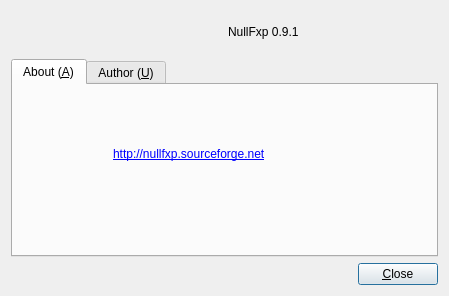
Qt form src/aboutnullfxp.ui (kitech/nullfxp) before a commit.
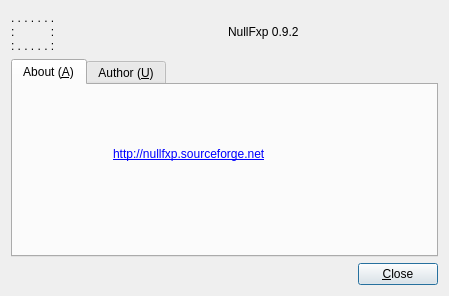
The same form after that commit.

Patch:
```diff
--- a/src/aboutnullfxp.ui
+++ b/src/aboutnullfxp.ui
@@ -18,16 +18,16 @@
      <item>
       <widget class="QLabel" name="label" >
        <property name="text" >
-        <string>
-
-</string>
+        <string>. . . . . . . 
+:           :
+: . . . . . : </string>
        </property>
       </widget>
      </item>
      <item>
       <widget class="QLabel" name="label_2" >
        <property name="text" >
-        <string>NullFxp 0.9.1</string>
+        <string>NullFxp 0.9.2</string>
        </property>
       </widget>
      </item>
```
